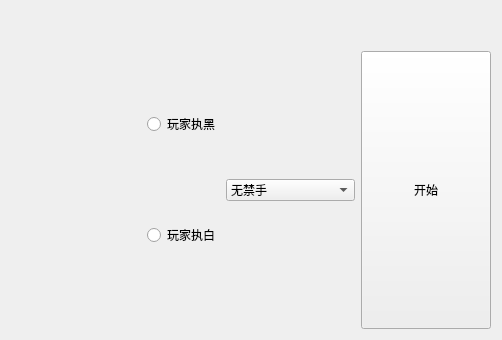
Before: the Qt Designer form ui/xrhall.ui in alien-wxr-xx/PentaZen, drawn with Qt 5.
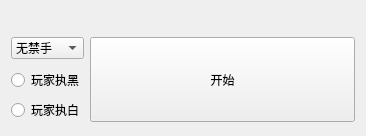
After: the same form once the commit is applied. Icons and pictures are not drawn.

```diff
--- a/ui/xrhall.ui
+++ b/ui/xrhall.ui
@@ -6,25 +6,15 @@
    <rect>
     <x>0</x>
     <y>0</y>
-    <width>502</width>
-    <height>340</height>
+    <width>366</width>
+    <height>136</height>
    </rect>
   </property>
   <property name="windowTitle">
    <string>Form</string>
   </property>
   <layout class="QGridLayout" name="gridLayout_2">
-   <item row="0" column="0" colspan="4">
-    <widget class="QLabel" name="logoLabel">
-     <property name="text">
-      <string>&lt;html&gt;&lt;head/&gt;&lt;body&gt;&lt;p align=&quot;center&quot;&gt;&lt;img src=&quot;:/myimages/bigLogo.png&quot;/&gt;&lt;/p&gt;&lt;/body&gt;&lt;/html&gt;</string>
-     </property>
-     <property name="alignment">
-      <set>Qt::AlignCenter</set>
-     </property>
-    </widget>
-   </item>
-   <item row="4" column="2" colspan="2">
+   <item row="3" column="1" colspan="2">
     <widget class="QLabel" name="versionLabel">
      <property name="sizePolicy">
       <sizepolicy hsizetype="Minimum" vsizetype="Fixed">
@@ -40,7 +30,7 @@
      </property>
     </widget>
    </item>
-   <item row="4" column="1" rowspan="2">
+   <item row="5" column="1">
     <layout class="QVBoxLayout" name="whoFirstLayout">
      <item>
       <widget class="QRadioButton" name="black">
@@ -70,7 +60,20 @@
      </item>
     </layout>
    </item>
-   <item row="5" column="2">
+   <item row="4" column="2" rowspan="2">
+    <widget class="QPushButton" name="startButton">
+     <property name="sizePolicy">
+      <sizepolicy hsizetype="Preferred" vsizetype="Expanding">
+       <horstretch>0</horstretch>
+       <verstretch>0</verstretch>
+      </sizepolicy>
+     </property>
+     <property name="text">
+      <string>开始</string>
+     </property>
+    </widget>
+   </item>
+   <item row="4" column="1">
     <widget class="QComboBox" name="modelBox">
      <property name="sizePolicy">
       <sizepolicy hsizetype="Preferred" vsizetype="Fixed">
@@ -90,19 +93,6 @@
      </item>
     </widget>
    </item>
-   <item row="5" column="3">
-    <widget class="QPushButton" name="startButton">
-     <property name="sizePolicy">
-      <sizepolicy hsizetype="Preferred" vsizetype="Expanding">
-       <horstretch>0</horstretch>
-       <verstretch>0</verstretch>
-      </sizepolicy>
-     </property>
-     <property name="text">
-      <string>开始</string>
-     </property>
-    </widget>
-   </item>
   </layout>
  </widget>
  <resources/>
```
